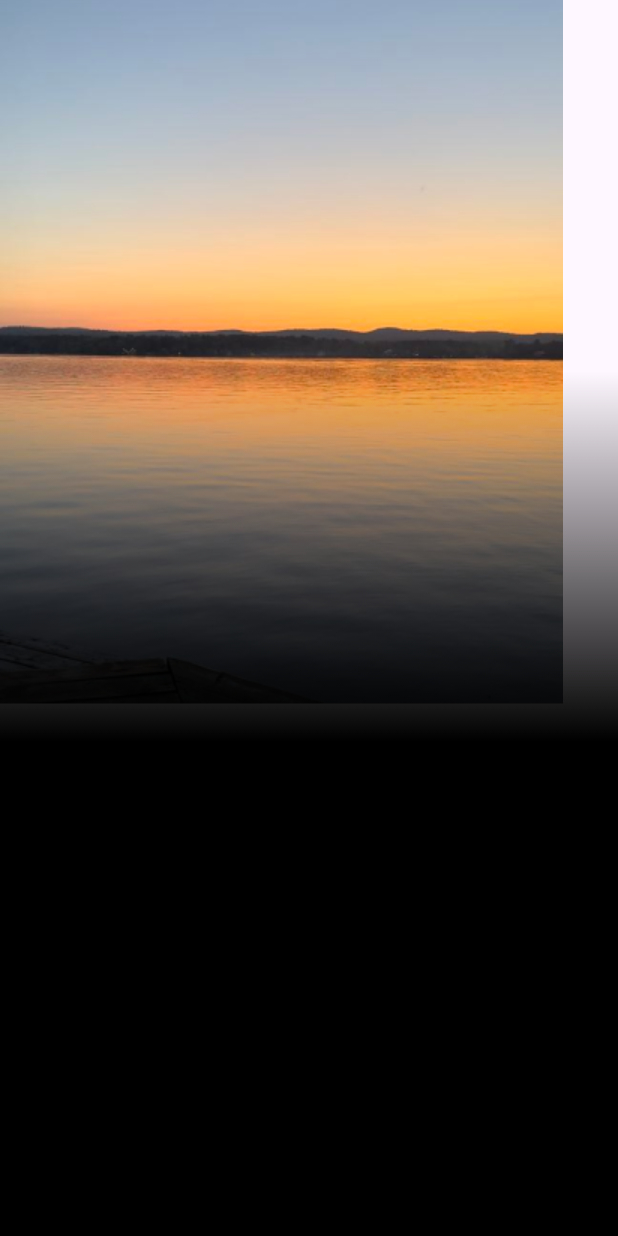
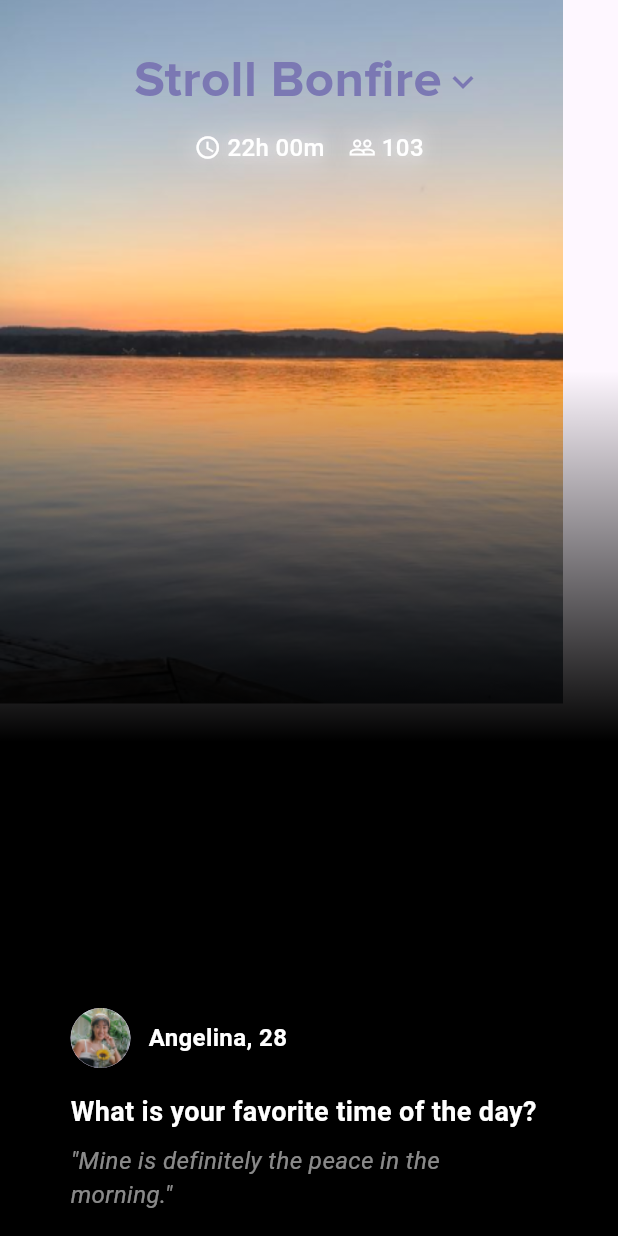
Before and after one commit to kumar-gautam24/stroll, a Flutter app: the screen it shows after launch, on a phone screen of 412 x 824 dp. Run offline on Flutter 3.47's test engine with Material 3 defaults, Android fonts, the phone set to English and light mode, and no system bars.

```diff
--- a/lib/home_screen.dart
+++ b/lib/home_screen.dart
@@ -1,4 +1,7 @@
 import 'package:flutter/material.dart';
+
+import 'widgets/glowing_text.dart';
+import 'widgets/nametag.dart';
 
 class HomeScreen extends StatelessWidget {
   const HomeScreen({super.key});
@@ -24,6 +27,57 @@ class HomeScreen extends StatelessWidget {
               ),
             ),
           ),
+          SafeArea(
+            child: Column(
+              children: [
+                SizedBox(height: 30),
+                Row(
+                  mainAxisAlignment: MainAxisAlignment.center,
+                  children: [
+                    Text(
+                      'Stroll Bonfire',
+                      style: TextStyle(
+                        fontFamily: 'Proxima Nova',
+                        fontSize: 34,
+                        fontWeight: FontWeight.w700,
+                        color: const Color.fromARGB(
+                            255, 123, 120, 179), // rgba(204, 200, 255, 1)
+                        // height: 1.22,
+                      ),
+                    ),
+                    Icon(
+                      Icons.keyboard_arrow_down,
+                      color: const Color.fromARGB(255, 123, 120, 179),
+                      size: 28,
+                    ),
+                  ],
+                ),
+                SizedBox(height: 8),
+                Row(
+                  mainAxisAlignment: MainAxisAlignment.center,
+                  children: [
+                    Row(
+                      children: [
+                        const GlowingIcon(icon: Icons.access_time),
+                        const SizedBox(width: 4),
+                        GlowingText(text: '22h 00m'),
+                      ],
+                    ),
+                    const SizedBox(width: 16),
+                    Row(
+                      children: [
+                        const GlowingIcon(icon: Icons.people_outline),
+                        const SizedBox(width: 4),
+                        GlowingText(text: '103'),
+                      ],
+                    ),
+                  ],
+                ),
+                Spacer(),
+                NameTag(),
+              ],
+            ),
+          )
         ],
       ),
     );
--- /dev/null
+++ b/lib/widgets/glowing_text.dart
@@ -0,0 +1,79 @@
+import 'package:flutter/material.dart';
+
+class GlowingText extends StatelessWidget {
+  final String text;
+  final double fontSize;
+  final FontWeight fontWeight;
+  final Color color;
+
+  const GlowingText({
+    super.key,
+    required this.text,
+    this.fontSize = 16,
+    this.fontWeight = FontWeight.w500,
+    this.color = Colors.white,
+  });
+
+  @override
+  Widget build(BuildContext context) {
+    return Container(
+      decoration: BoxDecoration(
+        boxShadow: [
+          BoxShadow(
+            color: Colors.white.withOpacity(0.2),
+            blurRadius: 10,
+            spreadRadius: 1,
+          ),
+        ],
+      ),
+      child: Text(
+        text,
+        style: TextStyle(
+          color: color,
+          fontSize: fontSize,
+          fontWeight: fontWeight,
+          shadows: [
+            BoxShadow(
+              color: Colors.white.withOpacity(0.3),
+              blurRadius: 8,
+              spreadRadius: 1,
+            ),
+          ],
+        ),
+      ),
+    );
+  }
+}
+
+class GlowingIcon extends StatelessWidget {
+  final IconData icon;
+  final double size;
+  final Color color;
+
+  const GlowingIcon({
+    super.key,
+    required this.icon,
+    this.size = 18,
+    this.color = Colors.white,
+  });
+
+  @override
+  Widget build(BuildContext context) {
+    return Container(
+      decoration: BoxDecoration(
+        boxShadow: [
+          BoxShadow(
+            color: Colors.white.withOpacity(0.2),
+            blurRadius: 10,
+            spreadRadius: 1,
+          ),
+        ],
+      ),
+      child: Icon(
+        icon,
+        color: color,
+        size: size,
+      ),
+    );
+  }
+}
--- /dev/null
+++ b/lib/widgets/nametag.dart
@@ -0,0 +1,74 @@
+import 'package:flutter/material.dart';
+
+class NameTag extends StatelessWidget {
+  const NameTag({super.key});
+
+  @override
+  Widget build(BuildContext context) {
+    return Container(
+      width: 350,
+      padding: const EdgeInsets.all(16),
+      decoration: BoxDecoration(
+        color: Colors.black,
+        borderRadius: BorderRadius.circular(16),
+        boxShadow: [
+          BoxShadow(
+            // ignore: deprecated_member_use
+            color: Colors.black.withOpacity(0.5),
+            blurRadius: 10,
+            offset: const Offset(0, 5),
+          ),
+        ],
+      ),
+      child: Column(
+        mainAxisSize: MainAxisSize.min,
+        crossAxisAlignment: CrossAxisAlignment.start,
+        children: [
+          Row(
+            crossAxisAlignment: CrossAxisAlignment.center,
+            children: [
+              const CircleAvatar(
+                radius: 20,
+                backgroundImage: AssetImage(
+                  'assets/Image.png',
+                ),
+              ),
+              const SizedBox(width: 12),
+              Column(
+                crossAxisAlignment: CrossAxisAlignment.start,
+                children: const [
+                  Text(
+                    'Angelina, 28',
+                    style: TextStyle(
+                      color: Colors.white,
+                      fontWeight: FontWeight.bold,
+                      fontSize: 16,
+                    ),
+                  ),
+                ],
+              ),
+            ],
+          ),
+          const SizedBox(height: 16),
+          const Text(
+            'What is your favorite time of the day?',
+            style: TextStyle(
+              color: Colors.white,
+              fontSize: 18,
+              fontWeight: FontWeight.bold,
+            ),
+          ),
+          const SizedBox(height: 8),
+          const Text(
+            '"Mine is definitely the peace in the morning."',
+            style: TextStyle(
+              color: Colors.white54,
+              fontSize: 16,
+              fontStyle: FontStyle.italic,
+            ),
+          ),
+        ],
+      ),
+    );
+  }
+}
```
Also changed, not shown: pubspec.yaml (+2 -6 lines), assets/Image.png (added), assets/Other User/Selection/Image.png (added), assets/profile_photo.png (added), assets/proxima-nova-bold.otf (added), 1 other file.
